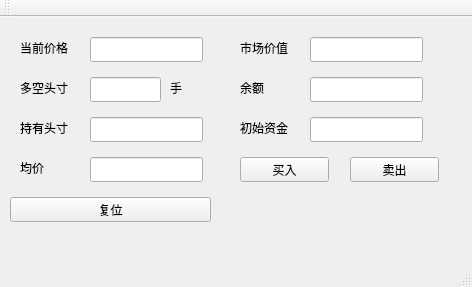
First picture: the form in mainwindow.ui, repository stock-test/practise, before the edit.
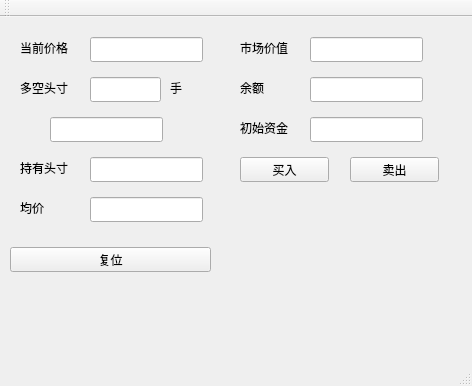
Second picture: the form after the edit.

What changed in the file:
```diff
--- a/mainwindow.ui
+++ b/mainwindow.ui
@@ -7,7 +7,7 @@
     <x>0</x>
     <y>0</y>
     <width>472</width>
-    <height>287</height>
+    <height>386</height>
    </rect>
   </property>
   <property name="windowTitle">
@@ -64,7 +64,7 @@
     <property name="geometry">
      <rect>
       <x>20</x>
-      <y>100</y>
+      <y>140</y>
       <width>71</width>
       <height>21</height>
      </rect>
@@ -77,7 +77,7 @@
     <property name="geometry">
      <rect>
       <x>20</x>
-      <y>140</y>
+      <y>180</y>
       <width>71</width>
       <height>21</height>
      </rect>
@@ -90,7 +90,7 @@
     <property name="geometry">
      <rect>
       <x>90</x>
-      <y>100</y>
+      <y>140</y>
       <width>113</width>
       <height>25</height>
      </rect>
@@ -100,7 +100,7 @@
     <property name="geometry">
      <rect>
       <x>90</x>
-      <y>140</y>
+      <y>180</y>
       <width>113</width>
       <height>25</height>
      </rect>
@@ -205,7 +205,7 @@
     <property name="geometry">
      <rect>
       <x>10</x>
-      <y>180</y>
+      <y>230</y>
       <width>201</width>
       <height>25</height>
      </rect>
@@ -227,6 +227,16 @@
      <string>手</string>
     </property>
    </widget>
+   <widget class="QLineEdit" name="cal_edit">
+    <property name="geometry">
+     <rect>
+      <x>50</x>
+      <y>100</y>
+      <width>113</width>
+      <height>25</height>
+     </rect>
+    </property>
+   </widget>
   </widget>
   <widget class="QMenuBar" name="menuBar">
    <property name="geometry">
```
